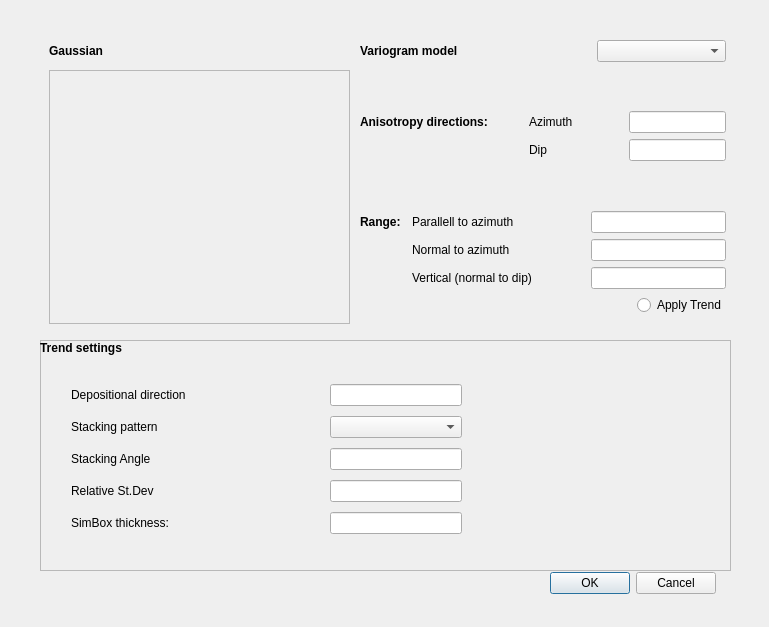
This is ui/Gaussian.ui in equinor/APS-Facies as Qt 5 draws it before an edit. The edited form follows.
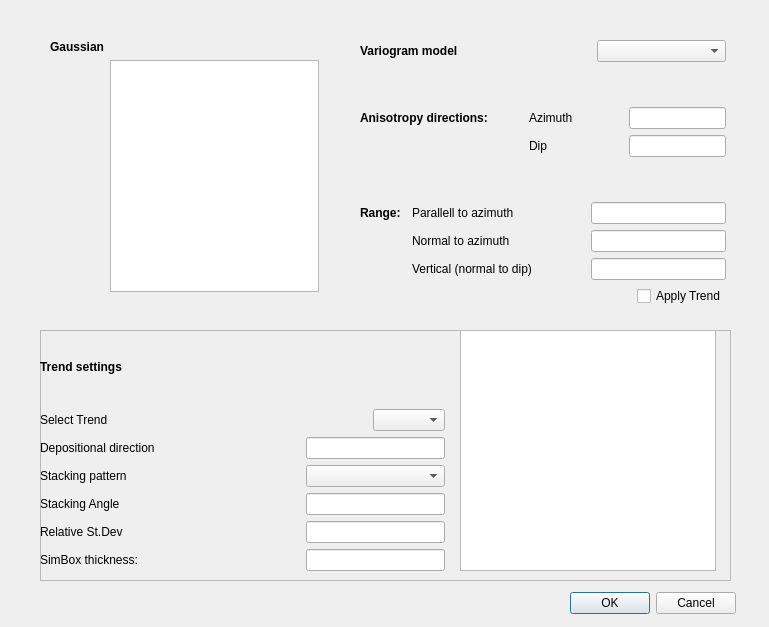
This is the edited form. Custom widgets are drawn as their Qt base class.

Commit message: Oppdatert widgets med ny layout og små fix

Patch:
```diff
--- a/ui/Gaussian.ui
+++ b/ui/Gaussian.ui
@@ -16,8 +16,8 @@
   <widget class="QDialogButtonBox" name="Gaussian_buttonBox">
    <property name="geometry">
     <rect>
-     <x>540</x>
-     <y>570</y>
+     <x>560</x>
+     <y>590</y>
      <width>176</width>
      <height>27</height>
     </rect>
@@ -30,9 +30,9 @@
    <property name="geometry">
     <rect>
      <x>40</x>
-     <y>340</y>
+     <y>330</y>
      <width>691</width>
-     <height>231</height>
+     <height>251</height>
     </rect>
    </property>
    <property name="palette">
@@ -135,15 +135,28 @@
    <property name="frameShadow">
     <enum>QFrame::Raised</enum>
    </property>
-   <widget class="QLabel" name="Trendsettings_label">
+   <widget class="QGraphicsView" name="graphicsView">
+    <property name="geometry">
+     <rect>
+      <x>420</x>
+      <y>0</y>
+      <width>256</width>
+      <height>241</height>
+     </rect>
+    </property>
+   </widget>
+   <widget class="QWidget" name="">
     <property name="geometry">
      <rect>
       <x>0</x>
       <y>0</y>
-      <width>161</width>
-      <height>16</height>
+      <width>411</width>
+      <height>241</height>
      </rect>
     </property>
+    <layout class="QGridLayout" name="gridLayout_3">
+     <item row="0" column="0">
+      <widget class="QLabel" name="Trendsettings_label">
     <property name="font">
      <font>
       <weight>75</weight>
@@ -154,15 +167,36 @@
      <string>Trend settings</string>
     </property>
    </widget>
-   <widget class="QCustomPlot" name="Trendsettings_kplotwidget">
-    <property name="geometry">
-     <rect>
-      <x>450</x>
-      <y>10</y>
-      <width>221</width>
-      <height>201</height>
-     </rect>
-    </property>
+     </item>
+     <item row="1" column="0">
+      <layout class="QHBoxLayout" name="horizontalLayout_2">
+       <item>
+        <widget class="QLabel" name="label">
+         <property name="text">
+          <string>Select Trend</string>
+         </property>
+        </widget>
+       </item>
+       <item>
+        <spacer name="horizontalSpacer">
+         <property name="orientation">
+          <enum>Qt::Horizontal</enum>
+         </property>
+         <property name="sizeHint" stdset="0">
+          <size>
+           <width>118</width>
+           <height>20</height>
+          </size>
+         </property>
+        </spacer>
+       </item>
+       <item>
+        <widget class="QComboBox" name="comboBox"/>
+       </item>
+      </layout>
+     </item>
+     <item row="1" column="1" rowspan="2">
+      <widget class="KPlotWidget" name="Trendsettings_kplotwidget">
     <property name="palette">
      <palette>
       <active>
@@ -272,15 +306,8 @@
      <bool>false</bool>
     </property>
    </widget>
-   <widget class="QWidget" name="layoutWidget">
-    <property name="geometry">
-     <rect>
-      <x>31</x>
-      <y>40</y>
-      <width>391</width>
-      <height>161</height>
-     </rect>
-    </property>
+     </item>
+     <item row="2" column="0">
     <layout class="QGridLayout" name="gridLayout_6">
      <item row="0" column="0" colspan="2">
       <widget class="QLabel" name="Depositionaldirection_label">
@@ -326,7 +353,7 @@
       </spacer>
      </item>
      <item row="1" column="3">
-      <widget class="QComboBox" name="Stackingpattern_kcombobox"/>
+        <widget class="KComboBox" name="Stackingpattern_kcombobox"/>
      </item>
      <item row="2" column="0">
       <widget class="QLabel" name="StackingAngle_label">
@@ -398,6 +425,8 @@
       <widget class="QLineEdit" name="SimBoxthickness_lineEdit"/>
      </item>
     </layout>
+     </item>
+    </layout>
    </widget>
   </widget>
   <widget class="QWidget" name="layoutWidget">
@@ -406,7 +435,7 @@
      <x>360</x>
      <y>40</y>
      <width>366</width>
-     <height>275</height>
+     <height>266</height>
     </rect>
    </property>
    <layout class="QGridLayout" name="gridLayout_2">
@@ -426,7 +455,7 @@
        </spacer>
       </item>
       <item>
-       <widget class="QRadioButton" name="ApplyTrend_radioButton">
+       <widget class="QCheckBox" name="ApplyTrend_checkBox">
         <property name="text">
          <string>Apply Trend</string>
         </property>
@@ -779,67 +808,65 @@
     </item>
    </layout>
   </widget>
-  <widget class="QWidget" name="gridLayoutWidget">
+  <widget class="QWidget" name="layoutWidget">
    <property name="geometry">
     <rect>
-     <x>49</x>
-     <y>39</y>
-     <width>301</width>
-     <height>285</height>
+     <x>50</x>
+     <y>40</y>
+     <width>269</width>
+     <height>252</height>
     </rect>
    </property>
-   <layout class="QGridLayout" name="gridLayout_4">
+   <layout class="QFormLayout" name="formLayout">
     <item row="0" column="0">
-     <widget class="QLabel" name="label">
-      <property name="maximumSize">
-       <size>
-        <width>16777215</width>
-        <height>25</height>
-       </size>
-      </property>
+     <widget class="QLabel" name="Gaussianplot_label">
       <property name="font">
        <font>
         <weight>75</weight>
         <bold>true</bold>
        </font>
       </property>
-      <property name="styleSheet">
-       <string notr="true"/>
-      </property>
       <property name="text">
        <string>Gaussian</string>
       </property>
-      <property name="textFormat">
-       <enum>Qt::RichText</enum>
-      </property>
      </widget>
     </item>
-    <item row="1" column="0">
-     <widget class="QCustomPlot" name="frame">
-      <property name="minimumSize">
-       <size>
-        <width>0</width>
-        <height>0</height>
-       </size>
+    <item row="2" column="0">
+     <widget class="KPlotWidget" name="GaussianField_kplotwidget">
+      <property name="backgroundColor" stdset="0">
+       <color>
+        <red>255</red>
+        <green>255</green>
+        <blue>255</blue>
+       </color>
       </property>
-      <property name="frameShape">
-       <enum>QFrame::StyledPanel</enum>
+      <property name="foregroundColor" stdset="0">
+       <color>
+        <red>0</red>
+        <green>0</green>
+        <blue>0</blue>
+       </color>
       </property>
-      <property name="frameShadow">
-       <enum>QFrame::Raised</enum>
-      </property>
      </widget>
     </item>
+    <item row="2" column="1">
+     <widget class="QGraphicsView" name="graphicsView_2"/>
+    </item>
    </layout>
   </widget>
  </widget>
  <customwidgets>
   <customwidget>
-   <class>QCustomPlot</class>
+   <class>KPlotWidget</class>
    <extends>QFrame</extends>
-   <header>qcustomplot.h</header>
+   <header>kplotwidget.h</header>
    <container>1</container>
   </customwidget>
+  <customwidget>
+   <class>KComboBox</class>
+   <extends>QComboBox</extends>
+   <header>kcombobox.h</header>
+  </customwidget>
  </customwidgets>
  <resources/>
  <connections/>
```
Lines whose indentation alone changed are shown as unchanged. The commit also changes 3 other files.
